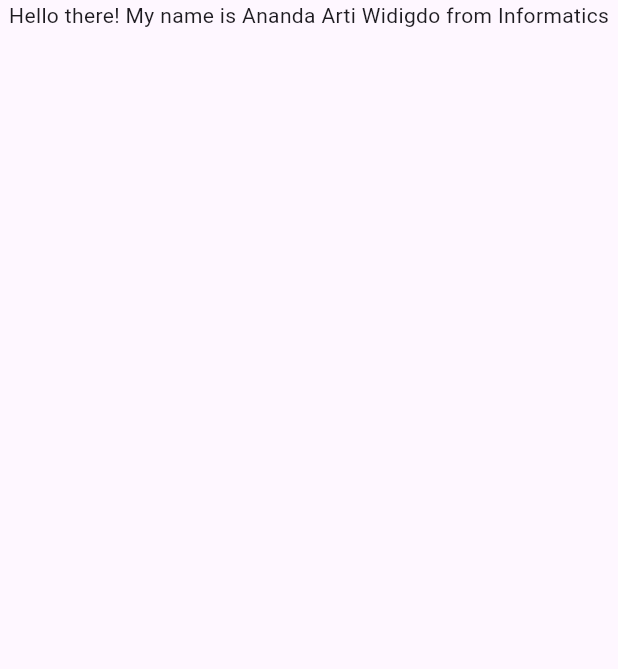
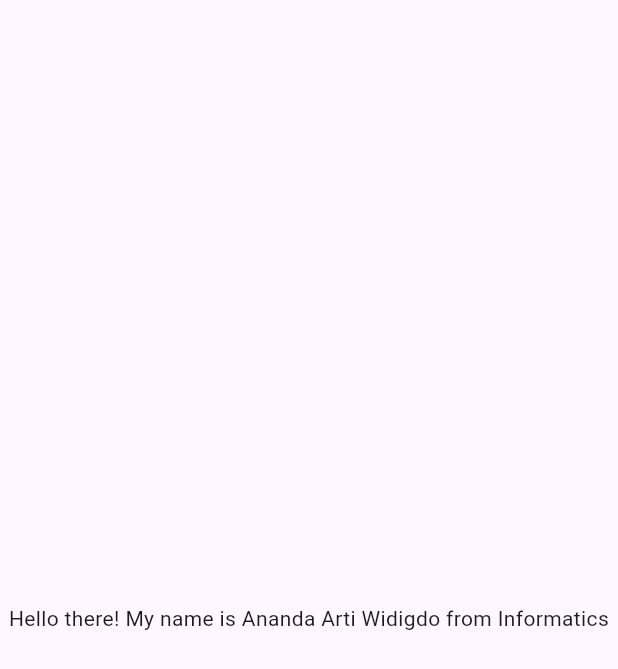
Before and after one commit to ananda17gb/MateSpendsOOP, a Flutter app: the screen it shows after launch, on a phone screen of 412 x 824 dp. Shown: the top 669 px of the screen. Run offline on Flutter 3.47's test engine with Material 3 defaults, Android fonts, the phone set to English and light mode, and no system bars.

```diff
--- a/first_flutter/lib/main.dart
+++ b/first_flutter/lib/main.dart
@@ -11,6 +11,7 @@ class MyApp extends StatelessWidget {
   @override
   Widget build(BuildContext context) {
     return MaterialApp(
+      debugShowCheckedModeBanner: false,
       title: 'Flutter Demo',
       theme: ThemeData(
         // This is the theme of your application.
@@ -77,8 +78,12 @@ class _MyHomePageState extends State<MyHomePage> {
         // Center is a layout widget. It takes a single child and positions it
         // in the middle of the parent.
         child: Column(
+          mainAxisAlignment: MainAxisAlignment.center,
           children: [
-            Text("Hello there! My name is Ananda Arti Widigdo from Informatics")
+            Text(
+              "Hello there! My name is Ananda Arti Widigdo from Informatics",
+              textAlign: TextAlign.center,
+            )
           ],
           // Column is also a layout widget. It takes a list of children and
           // arranges them vertically. By default, it sizes itself to fit its
```
